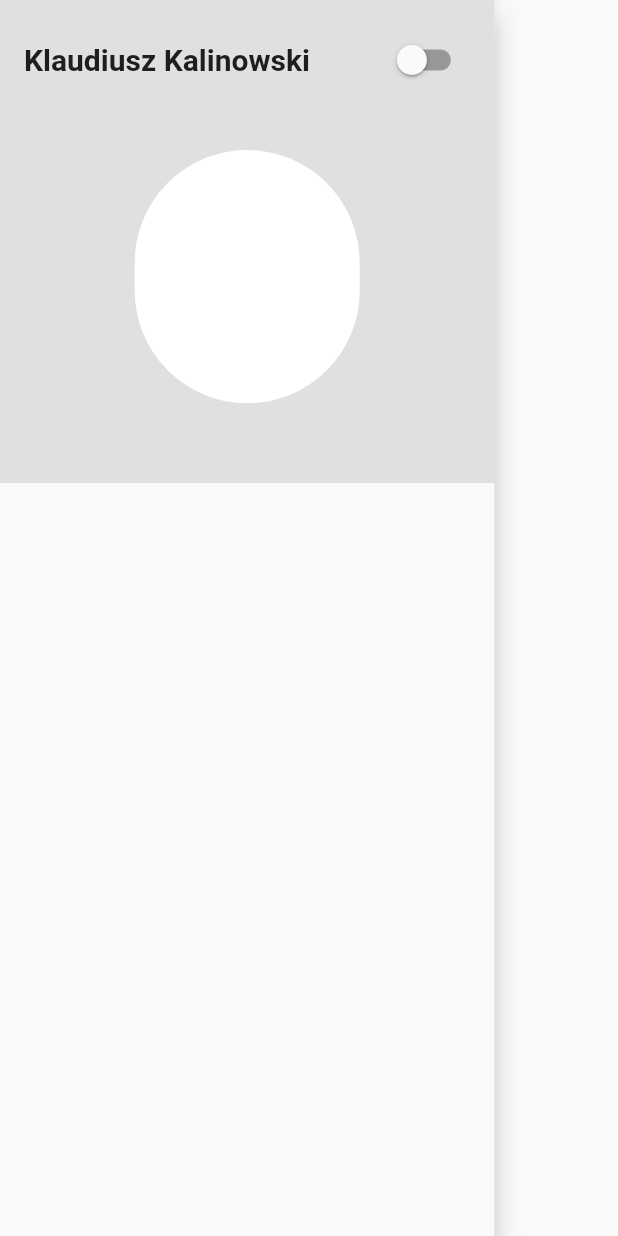
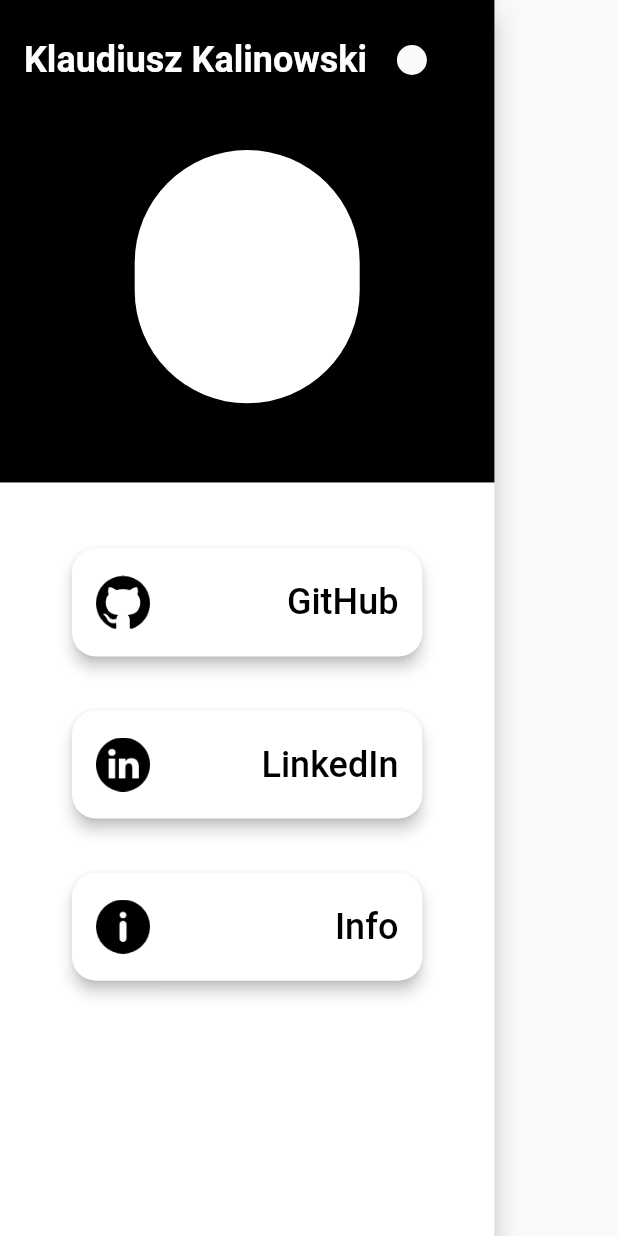
Before and after one commit to sqsiek0/currency_app, a Flutter app: the MyDrawerClass widget shown alone on an empty page, opened directly, on a phone screen of 412 x 824 dp. Run offline on Flutter 3.47's test engine with Material 2 defaults, Android fonts, the phone set to English and light mode, and no system bars; our stand-ins replace fl_chart, flutter_screenutil, get; network calls fail.

Commit message:
End of drawer start of color switch

```diff
--- a/lib/main_view/top_bar_button_circles.dart
+++ b/lib/main_view/top_bar_button_circles.dart
@@ -1,6 +1,7 @@
 import 'package:flutter/material.dart';
 import 'package:flutter_screenutil/flutter_screenutil.dart';
 import 'package:currency_app/colors/colors.dart';
+import 'package:url_launcher/url_launcher.dart';
 
 class MenuIcon extends StatelessWidget {
   const MenuIcon({super.key});
@@ -28,10 +29,23 @@ class MyDrawerClass extends StatefulWidget {
 
 class _MyDrawerClassState extends State<MyDrawerClass> {
   bool _valueOfSwitch = false;
+  List<String> iconsPath = [
+    "assets/icons/github.png",
+    "assets/icons/linkedin.png",
+    "assets/icons/info-button.png"
+  ];
+  List<String> buttonName = ["GitHub", "LinkedIn", "Info"];
+  List<String> urlWebsite = [
+    "https://github.com/sqsiek0",
+    "https://linkedin.com/in/klaudiusz-kalinowski-26699b261/",
+    "http://github.com/sqsiek0/currency_app"
+  ];
 
   @override
   Widget build(BuildContext context) {
     return Drawer(
+        backgroundColor:
+            _valueOfSwitch ? darkTheme.primary : lightTheme.primary,
         elevation: 8,
         width: 0.8.sw,
         child: SafeArea(
@@ -42,7 +56,9 @@ class _MyDrawerClassState extends State<MyDrawerClass> {
                 height: 0.4.sh,
                 child: DrawerHeader(
                   decoration: BoxDecoration(
-                    color: Colors.grey[300],
+                    color: _valueOfSwitch
+                        ? darkTheme.secondary
+                        : lightTheme.secondary,
                   ),
                   child: Column(
                     children: [
@@ -51,15 +67,17 @@ class _MyDrawerClassState extends State<MyDrawerClass> {
                         child: Row(
                           mainAxisAlignment: MainAxisAlignment.spaceBetween,
                           children: [
-                            Align(
-                                alignment: Alignment.topLeft,
-                                child: Text(
-                                  "Klaudiusz Kalinowski",
-                                  style: TextStyle(
-                                      fontSize: 20.sp,
-                                      fontWeight: FontWeight.w600),
-                                )),
+                            Text(
+                              "Klaudiusz Kalinowski",
+                              style: TextStyle(
+                                  fontSize: 24.sp,
+                                  fontWeight: FontWeight.w600,
+                                  color: _valueOfSwitch
+                                      ? darkTheme.primary
+                                      : lightTheme.primary),
+                            ),
                             Switch(
+                                //TODO: Wybrać kolory tego switcha jak wybierzesz palete
                                 value: _valueOfSwitch,
                                 onChanged: (value) {
                                   setState(() {
@@ -87,9 +105,77 @@ class _MyDrawerClassState extends State<MyDrawerClass> {
                   ),
                 ),
               ),
+              Padding(
+                padding:
+                    EdgeInsets.symmetric(vertical: 32.0.h, horizontal: 48.0.w),
+                child: Column(
+                  children: [
+                    for (int i = 0; i < 3; i++)
+                      Padding(
+                        padding: EdgeInsets.only(bottom: 32.h),
+                        child: ElevatedButton(
+                          onPressed: () {
+                            goToWebsite(urlWebsite[i]);
+                          },
+                          style: ButtonStyle(
+                              backgroundColor: MaterialStatePropertyAll<Color>(
+                                _valueOfSwitch
+                                    ? darkTheme.secondary
+                                    : lightTheme.primary,
+                              ),
+                              fixedSize: MaterialStatePropertyAll<Size>(
+                                Size(1.sw, 64.h),
+                              ),
+                              elevation:
+                                  const MaterialStatePropertyAll<double>(4),
+                              shape: MaterialStatePropertyAll<
+                                  RoundedRectangleBorder>(
+                                RoundedRectangleBorder(
+                                  borderRadius: BorderRadius.circular(16.r),
+                                ),
+                              )),
+                          child: Row(
+                            crossAxisAlignment: CrossAxisAlignment.center,
+                            mainAxisAlignment: MainAxisAlignment.spaceBetween,
+                            children: [
+                              Image.asset(
+                                iconsPath[i],
+                                height: 32.h,
+                              ),
+                              const Spacer(),
+                              Center(
+                                child: Text(
+                                  buttonName[i],
+                                  style: TextStyle(
+                                      fontSize: 24.sp,
+                                      fontWeight: FontWeight.w500,
+                                      color: Colors.black),
+                                ),
+                              ),
+                            ],
+                          ),
+                        ),
+                      ),
+                  ],
+                ),
+              ),
             ],
           ),
         ));
+  }
+
+  Future<void> goToWebsite(String url) async {
+    final Uri uri = Uri.parse(url);
+    // if (await canLaunchUrl(uri)) {
+    //   await launchUrl(uri);
+    // } else {
+    //   throw 'Could not launch $url';
+    // }
+    try {
+      await launchUrl(uri);
+    } catch (e) {
+      throw 'Could not launch $url';
+    }
   }
 }
 
--- a/lib/second_view/main_container_info.dart
+++ b/lib/second_view/main_container_info.dart
@@ -33,7 +33,7 @@ class _MainContainerInfoState extends State<MainContainerInfo>
   @override
   void initState() {
     futureCurrency = Network().fetchData(code: "eur");
-    _glowAnimation = Tween<double>(begin: 0.5, end: 6).animate(_glowController)
+    _glowAnimation = Tween<double>(begin: 0.5, end: 12).animate(_glowController)
       ..addListener(() {
         setState(() {});
       });
--- a/pubspec.yaml
+++ b/pubspec.yaml
@@ -13,6 +13,7 @@ dependencies:
   flutter_screenutil: ^5.7.0
   fl_chart: ^0.61.0
   get:
+  url_launcher: ^6.1.10
 
 dev_dependencies:
   flutter_test:
@@ -21,3 +22,5 @@ dev_dependencies:
 
 flutter:
   uses-material-design: true
+  assets:
+    - assets/icons/
```
Also changed, not shown: lib/second_view/on_click_view.dart (+34 -1 lines), assets/icons/github.png (added), assets/icons/info-button.png (added), assets/icons/linkedin.png (added), pubspec.lock, 1 other file.
